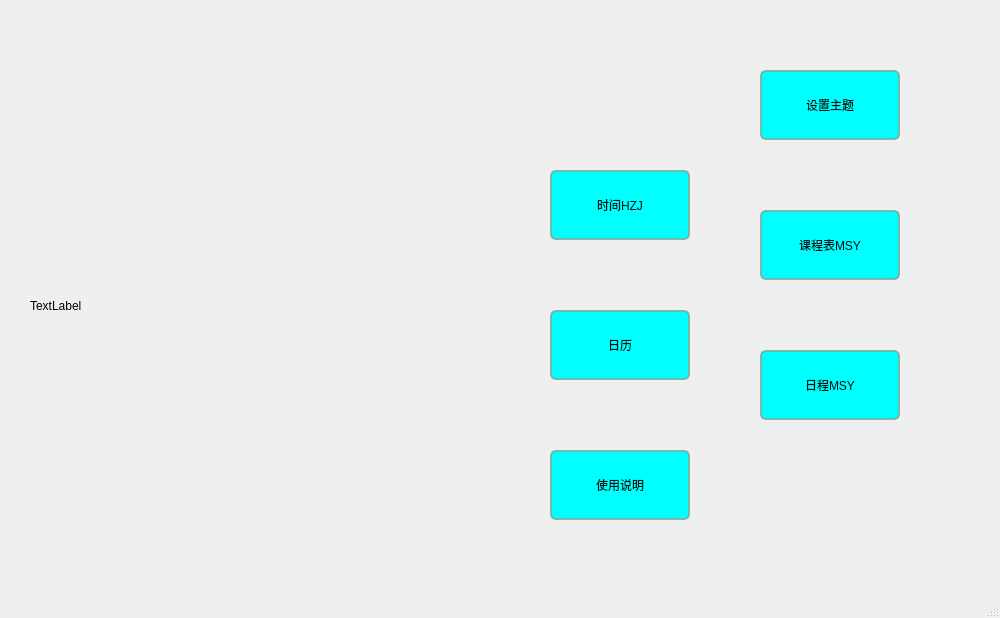
Before: the Qt Designer form realProgect/mainwindow.ui in Arthur381/QTproject, drawn with Qt 5.
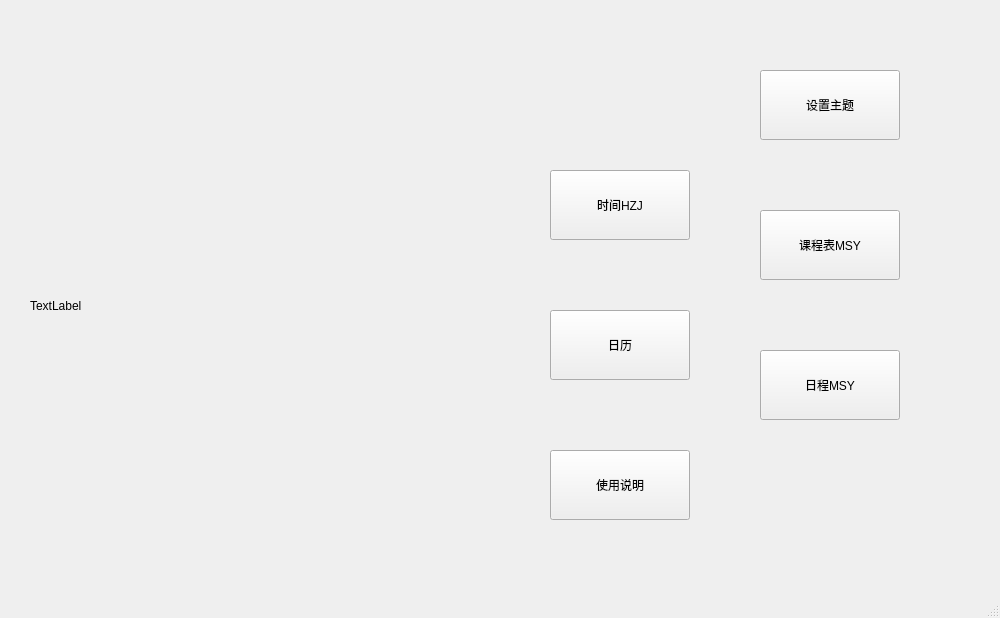
After: the same form once the commit is applied. Icons and pictures are not drawn. Custom widgets are drawn as their Qt base class.

Diff of the .ui file:
```diff
--- a/realProgect/mainwindow.ui
+++ b/realProgect/mainwindow.ui
@@ -67,7 +67,7 @@
      </size>
     </property>
     <property name="styleSheet">
-     <string notr="true">QPushButton{border: 2px solid rgba(115, 177, 166, 0.865);color:rgb(5, 12, 12);background-color:aqua;border-radius: 6;size: 40px,40px;font: 10pt &quot;楷体&quot;;}</string>
+     <string notr="true"/>
     </property>
     <property name="text">
      <string>课程表MSY</string>
@@ -95,7 +95,7 @@
      </size>
     </property>
     <property name="styleSheet">
-     <string notr="true">QPushButton{border: 2px solid rgba(115, 177, 166, 0.865);color:rgb(5, 12, 12);background-color:aqua;border-radius: 6;size: 40px,40px;font: 10pt &quot;楷体&quot;;}</string>
+     <string notr="true"/>
     </property>
     <property name="text">
      <string>日程MSY</string>
@@ -123,7 +123,7 @@
      </size>
     </property>
     <property name="styleSheet">
-     <string notr="true">QPushButton{border: 2px solid rgba(115, 177, 166, 0.865);color:rgb(5, 12, 12);background-color:aqua;border-radius: 6;size: 40px,40px;font: 10pt &quot;楷体&quot;;}</string>
+     <string notr="true"/>
     </property>
     <property name="text">
      <string>使用说明</string>
@@ -151,7 +151,7 @@
      </size>
     </property>
     <property name="styleSheet">
-     <string notr="true">QPushButton{border: 2px solid rgba(115, 177, 166, 0.865);color:rgb(5, 12, 12);background-color:aqua;border-radius: 6;size: 40px,40px;font: 10pt &quot;楷体&quot;;}</string>
+     <string notr="true"/>
     </property>
     <property name="text">
      <string>设置主题</string>
@@ -179,7 +179,7 @@
      </size>
     </property>
     <property name="styleSheet">
-     <string notr="true">QPushButton{border: 2px solid rgba(115, 177, 166, 0.865);color:rgb(5, 12, 12);background-color:aqua;border-radius: 6;size: 40px,40px;font: 10pt &quot;楷体&quot;;}</string>
+     <string notr="true"/>
     </property>
     <property name="text">
      <string>日历</string>
@@ -214,7 +214,7 @@
      <cursorShape>PointingHandCursor</cursorShape>
     </property>
     <property name="styleSheet">
-     <string notr="true">QPushButton{border: 2px solid rgba(115, 177, 166, 0.865);color:rgb(5, 12, 12);background-color:aqua;border-radius: 6;size: 40px,40px;font: 10pt &quot;楷体&quot;;}</string>
+     <string notr="true"/>
     </property>
     <property name="text">
      <string>时间HZJ</string>
```
Left out of the diff: 15 changed lines with no effect on the pictures.
